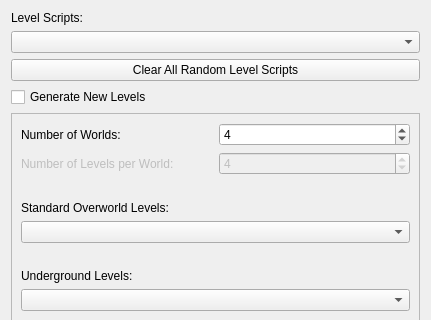
Coolcord/Level-Headed, file SMB1/SMB1_Compliance_To_SMB1/Configure_Level_Form.ui: the form before one commit; both pictures show x 0 to 431 and y 0 to 320 of the 431 by 686 pixel window.
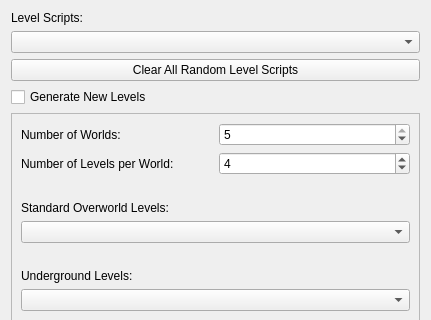
The form after the commit.

Commit message: Implemented Number of Levels per World option

Diff of the .ui file:
```diff
--- a/SMB1/SMB1_Compliance_To_SMB1/Configure_Level_Form.ui
+++ b/SMB1/SMB1_Compliance_To_SMB1/Configure_Level_Form.ui
@@ -76,10 +76,10 @@
                 <number>1</number>
                </property>
                <property name="maximum">
-                <number>7</number>
+                <number>5</number>
                </property>
                <property name="value">
-                <number>4</number>
+                <number>5</number>
                </property>
               </widget>
              </item>
@@ -90,7 +90,7 @@
              <item>
               <widget class="QLabel" name="lblNumLevelsPerWorld">
                <property name="enabled">
-                <bool>false</bool>
+                <bool>true</bool>
                </property>
                <property name="text">
                 <string>Number of Levels per World: </string>
@@ -100,7 +100,7 @@
              <item>
               <widget class="QSpinBox" name="sbNumLevelsPerWorld">
                <property name="enabled">
-                <bool>false</bool>
+                <bool>true</bool>
                </property>
                <property name="minimum">
                 <number>1</number>
```
The commit also changes 5 other files.
